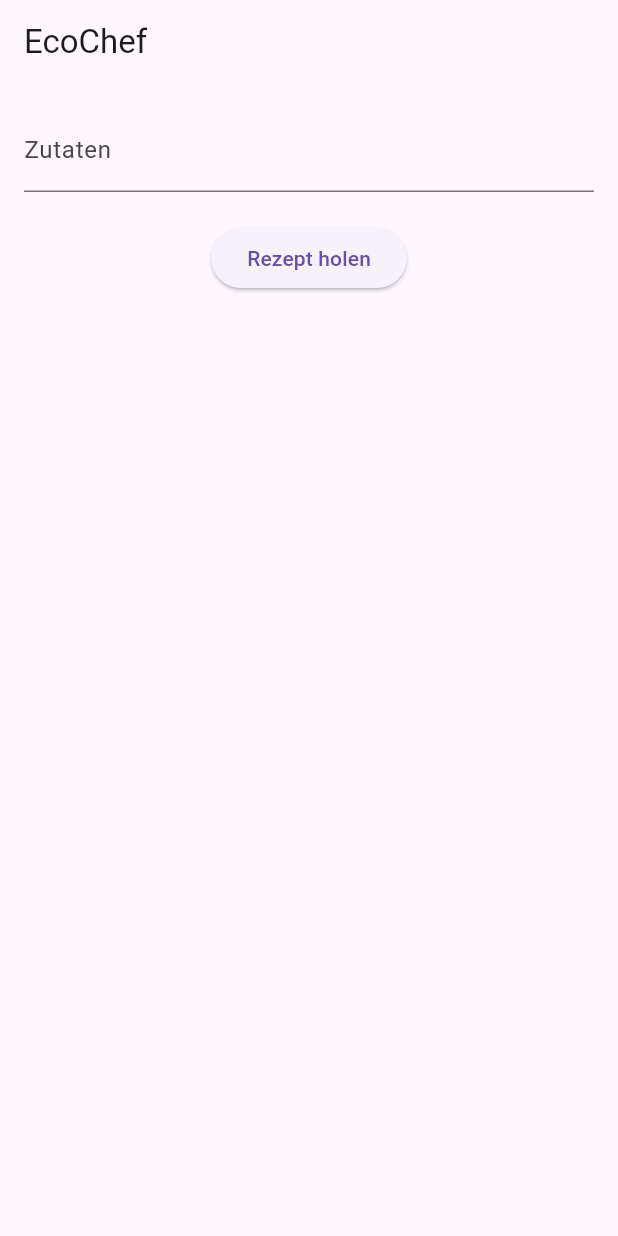
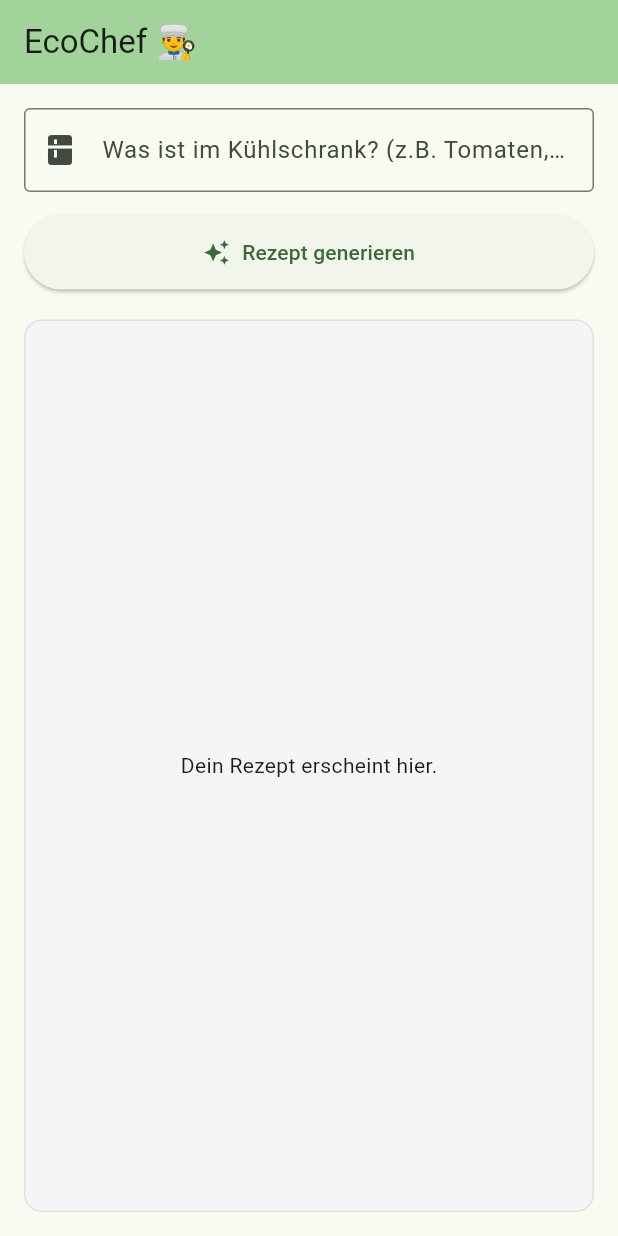
Before and after one commit to Schengii/EcoChef, a Flutter app: the screen it shows after launch, on a phone screen of 412 x 824 dp. Run offline on Flutter 3.47's test engine with Material 3 defaults, Android fonts, the phone set to English and light mode, and no system bars; our stand-ins replace flutter_markdown.

Commit message:
update neue Ordnerstruktur und Flutter neu verbunden

```diff
--- a/frontend/lib/main.dart
+++ b/frontend/lib/main.dart
@@ -3,54 +3,123 @@ import 'dart:convert';
 import 'package:http/http.dart' as http;
 import 'package:flutter_markdown/flutter_markdown.dart';
 
-void main() => runApp(const MaterialApp(home: RecipeScreen()));
+void main() {
+  runApp(const EcoChefApp());
+}
+
+class EcoChefApp extends StatelessWidget {
+  const EcoChefApp({super.key});
+
+  @override
+  Widget build(BuildContext context) {
+    return MaterialApp(
+      title: 'EcoChef',
+      theme: ThemeData(
+        colorScheme: ColorScheme.fromSeed(seedColor: Colors.green),
+        useMaterial3: true,
+      ),
+      home: const RecipeScreen(),
+    );
+  }
+}
 
 class RecipeScreen extends StatefulWidget {
   const RecipeScreen({super.key});
+
   @override
   State<RecipeScreen> createState() => _RecipeScreenState();
 }
 
 class _RecipeScreenState extends State<RecipeScreen> {
-  final _controller = TextEditingController();
-  String _result = "";
-  bool _loading = false;
+  final TextEditingController _controller = TextEditingController();
+  String _recipeText = "";
+  bool _isLoading = false;
 
-  Future<void> _getRecipe() async {
-    setState(() => _loading = true);
+  Future<void> _generateRecipe() async {
+    setState(() {
+      _isLoading = true;
+      _recipeText = "";
+    });
+
+    final ingredients = _controller.text;
+
+    // Adresse für Android Emulator (10.0.2.2)
+    final url = Uri.parse('http://10.0.2.2:5000/generate-recipe');
+
     try {
-      // Hinweis: 10.0.2.2 für Android Emulator, localhost für Web/iOS
-      final url = Uri.parse('http://10.0.2.2:5000/generate-recipe');
       final response = await http.post(
-          url,
-          headers: {"Content-Type": "application/json"},
-          body: jsonEncode({"ingredients": _controller.text})
+        url,
+        headers: {"Content-Type": "application/json"},
+        body: jsonEncode({"ingredients": ingredients}),
       );
-      final data = jsonDecode(response.body);
-      setState(() => _result = data['recipe'] ?? "Fehler");
+
+      if (response.statusCode == 200) {
+        final data = jsonDecode(response.body);
+        setState(() {
+          _recipeText = data['recipe'] ?? "Kein Rezept gefunden.";
+        });
+      } else {
+        setState(() {
+          _recipeText = "Fehler: ${response.statusCode}";
+        });
+      }
     } catch (e) {
-      setState(() => _result = "Fehler: $e");
+      setState(() {
+        _recipeText = "Verbindungsfehler. Läuft das Python-Backend?\nFehler: $e";
+      });
     } finally {
-      setState(() => _loading = false);
+      setState(() {
+        _isLoading = false;
+      });
     }
   }
 
   @override
   Widget build(BuildContext context) {
     return Scaffold(
-      appBar: AppBar(title: const Text("EcoChef")),
+      appBar: AppBar(
+        title: const Text("EcoChef 👨‍🍳"),
+        backgroundColor: Theme.of(context).colorScheme.inversePrimary,
+      ),
       body: Padding(
-        padding: const EdgeInsets.all(16),
+        padding: const EdgeInsets.all(16.0),
         child: Column(
           children: [
-            TextField(controller: _controller, decoration: const InputDecoration(labelText: "Zutaten")),
-            const SizedBox(height: 20),
-            ElevatedButton(
-                onPressed: _loading ? null : _getRecipe,
-                child: Text(_loading ? "Lade..." : "Rezept holen")
+            TextField(
+              controller: _controller,
+              decoration: const InputDecoration(
+                labelText: "Was ist im Kühlschrank? (z.B. Tomaten, Käse)",
+                border: OutlineInputBorder(),
+                prefixIcon: Icon(Icons.kitchen),
+              ),
+            ),
+            const SizedBox(height: 15),
+            SizedBox(
+              width: double.infinity,
+              child: ElevatedButton.icon(
+                onPressed: _isLoading ? null : _generateRecipe,
+                icon: _isLoading
+                    ? const SizedBox(width: 20, height: 20, child: CircularProgressIndicator(strokeWidth: 2))
+                    : const Icon(Icons.auto_awesome),
+                label: Text(_isLoading ? "KI denkt nach..." : "Rezept generieren"),
+                style: ElevatedButton.styleFrom(padding: const EdgeInsets.symmetric(vertical: 15)),
+              ),
             ),
             const SizedBox(height: 20),
-            Expanded(child: Markdown(data: _result)),
+            Expanded(
+              child: Container(
+                padding: const EdgeInsets.all(12),
+                decoration: BoxDecoration(
+                  color: Colors.grey[100],
+                  borderRadius: BorderRadius.circular(12),
+                  border: Border.all(color: Colors.grey.shade300),
+                ),
+                // HIER LAG DER FEHLER: Es muss "Markdown" (groß) heißen
+                child: _recipeText.isEmpty
+                    ? const Center(child: Text("Dein Rezept erscheint hier."))
+                    : SingleChildScrollView(child: Markdown(data: _recipeText)),
+              ),
+            ),
           ],
         ),
       ),
```
Also changed, not shown: 2 other files.
